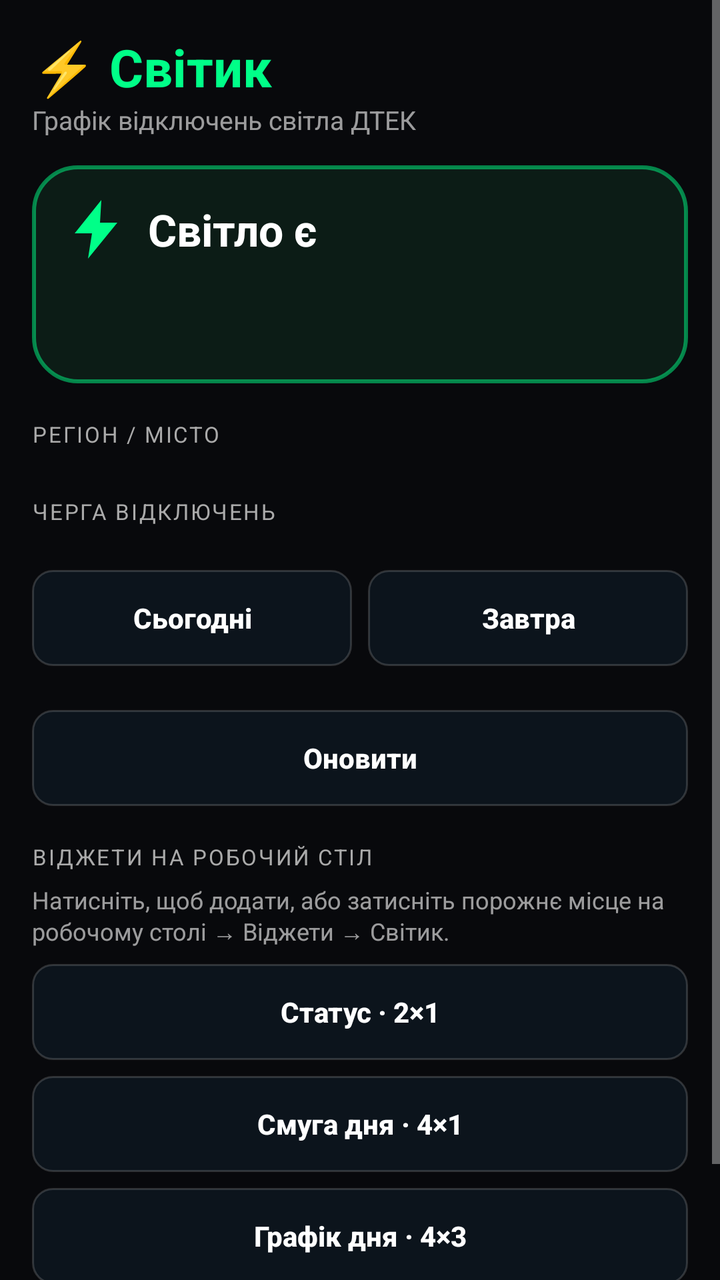
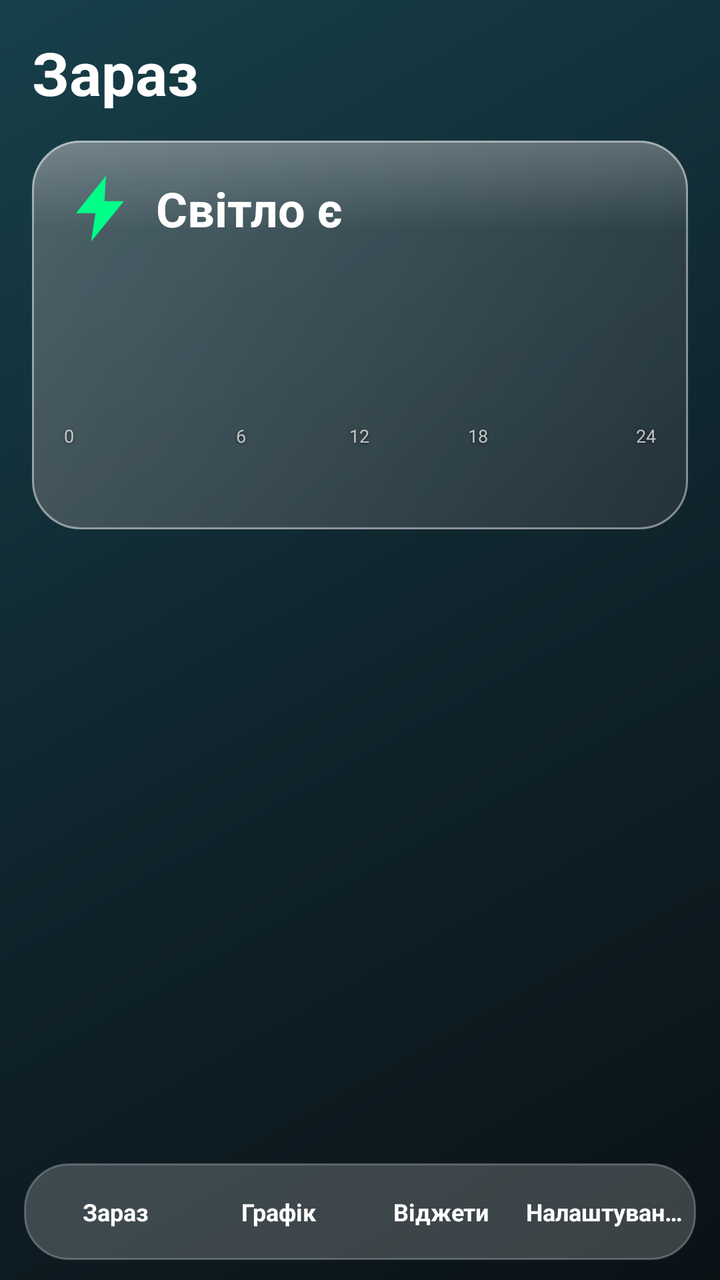

The first picture is an Android layout as it rendered before a commit; the second is the same layout after the commit. The layout source and the unified diff follow.
<!-- AndroidManifest.xml: application theme Theme.Svitik -->
<!-- res/layout/activity_main.xml -->
<?xml version="1.0" encoding="utf-8"?>
<ScrollView xmlns:android="http://schemas.android.com/apk/res/android"
    android:layout_width="match_parent"
    android:layout_height="match_parent"
    android:fillViewport="true">

    <LinearLayout
        android:layout_width="match_parent"
        android:layout_height="wrap_content"
        android:orientation="vertical"
        android:padding="16dp">

        <TextView
            android:layout_width="wrap_content"
            android:layout_height="wrap_content"
            android:text="⚡ Світик"
            android:textColor="@color/green"
            android:textSize="26sp"
            android:textStyle="bold" />

        <TextView
            android:layout_width="wrap_content"
            android:layout_height="wrap_content"
            android:layout_marginBottom="14dp"
            android:text="@string/subtitle"
            android:textColor="@color/text_dim"
            android:textSize="13sp" />

        
        <LinearLayout
            android:id="@+id/card"
            android:layout_width="match_parent"
            android:layout_height="wrap_content"
            android:background="@drawable/widget_bg_on"
            android:orientation="vertical"
            android:padding="16dp">

            <LinearLayout android:layout_width="match_parent" android:layout_height="wrap_content" android:gravity="center_vertical" android:orientation="horizontal">
                <ImageView android:id="@+id/bolt" android:layout_width="32dp" android:layout_height="32dp" android:layout_marginEnd="10dp" android:src="@drawable/ic_bolt_on" />
                <TextView android:id="@+id/status" android:layout_width="0dp" android:layout_height="wrap_content" android:layout_weight="1" android:text="@string/power_on" android:textColor="@color/text" android:textSize="22sp" android:textStyle="bold" />
                <ProgressBar android:id="@+id/progress" style="?android:attr/progressBarStyleSmall" android:layout_width="wrap_content" android:layout_height="wrap_content" android:visibility="gone" />
            </LinearLayout>

            <TextView android:id="@+id/next" android:layout_width="wrap_content" android:layout_height="wrap_content" android:layout_marginTop="6dp" android:textColor="#D9FFFFFF" android:textSize="15sp" />
            <TextView android:id="@+id/updated" android:layout_width="wrap_content" android:layout_height="wrap_content" android:layout_marginTop="4dp" android:textColor="@color/text_dim" android:textSize="11sp" />
            <TextView android:id="@+id/error" android:layout_width="wrap_content" android:layout_height="wrap_content" android:layout_marginTop="4dp" android:textColor="#FF8080" android:textSize="12sp" android:visibility="gone" />
        </LinearLayout>

        <TextView style="@style/SectionTitle" android:text="@string/region" />
        <Spinner android:id="@+id/region" android:layout_width="match_parent" android:layout_height="wrap_content" android:background="@drawable/button_bg" android:paddingHorizontal="10dp" />

        <TextView style="@style/SectionTitle" android:text="@string/group" />
        <Spinner android:id="@+id/group" android:layout_width="match_parent" android:layout_height="wrap_content" android:background="@drawable/button_bg" android:paddingHorizontal="10dp" />

        <LinearLayout android:layout_width="match_parent" android:layout_height="wrap_content" android:layout_marginTop="16dp" android:orientation="horizontal">
            <Button android:id="@+id/today" style="@style/AppButton" android:layout_width="0dp" android:layout_weight="1" android:layout_marginTop="0dp" android:layout_marginEnd="4dp" android:text="@string/today" />
            <Button android:id="@+id/tomorrow" style="@style/AppButton" android:layout_width="0dp" android:layout_weight="1" android:layout_marginTop="0dp" android:layout_marginStart="4dp" android:text="@string/tomorrow" />
        </LinearLayout>

        <TextView android:id="@+id/no_schedule" android:layout_width="match_parent" android:layout_height="wrap_content" android:gravity="center" android:padding="24dp" android:text="@string/not_published_today" android:textColor="@color/text_dim" android:textSize="14sp" android:visibility="gone" />

        <LinearLayout android:layout_width="match_parent" android:layout_height="wrap_content" android:layout_marginTop="8dp" android:orientation="horizontal">
            <LinearLayout android:id="@+id/column_left" android:layout_width="0dp" android:layout_height="wrap_content" android:layout_weight="1" android:layout_marginEnd="4dp" android:orientation="vertical" />
            <LinearLayout android:id="@+id/column_right" android:layout_width="0dp" android:layout_height="wrap_content" android:layout_weight="1" android:layout_marginStart="4dp" android:orientation="vertical" />
        </LinearLayout>

        <Button android:id="@+id/refresh" style="@style/AppButton" android:layout_marginTop="14dp" android:text="@string/refresh" />

        <TextView style="@style/SectionTitle" android:text="@string/widgets" />
        <TextView android:layout_width="wrap_content" android:layout_height="wrap_content" android:text="@string/widgets_hint" android:textColor="@color/text_dim" android:textSize="12sp" />
        <Button android:id="@+id/add_small" style="@style/AppButton" android:text="@string/add_small" />
        <Button android:id="@+id/add_strip" style="@style/AppButton" android:text="@string/add_strip" />
        <Button android:id="@+id/add_day" style="@style/AppButton" android:text="@string/add_day" />

        <TextView android:layout_width="wrap_content" android:layout_height="wrap_content" android:layout_marginTop="18dp" android:text="@string/sources" android:textColor="#66FFFFFF" android:textSize="11sp" />
    </LinearLayout>
</ScrollView>
<!-- resources referenced by this layout -->
<resources>
  <color name="text_dim">#99FFFFFF</color>
  <!-- drawable button_bg (drawable) -->
  <?xml version="1.0" encoding="utf-8"?>
  <selector xmlns:android="http://schemas.android.com/apk/res/android">
      <item android:state_selected="true">
          <shape android:shape="rectangle"><solid android:color="#FF233643" /><stroke android:width="1dp" android:color="#24FFFFFF" /><corners android:radius="10dp" /></shape>
      </item>
      <item android:state_pressed="true">
          <shape android:shape="rectangle"><solid android:color="#40FFFFFF" /><corners android:radius="10dp" /></shape>
      </item>
      <item>
          <shape android:shape="rectangle"><solid android:color="#FF0C141C" /><stroke android:width="1dp" android:color="#29FFFFFF" /><corners android:radius="10dp" /></shape>
      </item>
  </selector>
  <!-- drawable widget_bg_on (drawable) -->
  <?xml version="1.0" encoding="utf-8"?>
  <shape xmlns:android="http://schemas.android.com/apk/res/android" android:shape="rectangle">
      <solid android:color="#E60D1F18" />
      <stroke android:width="2dp" android:color="#8000FF88" />
      <corners android:radius="22dp" />
  </shape>
  <string name="not_published_today">Графік на сьогодні ще не опубліковано</string>
  <string name="subtitle">Графік відключень світла ДТЕК</string>
  <string name="widgets">Віджети на робочий стіл</string>
  <string name="widgets_hint">Натисніть, щоб додати, або затисніть порожнє місце на робочому столі → Віджети → Світик.</string>
  <style name="Theme.Svitik" parent="android:Theme.Material.NoActionBar">
          <item name="android:windowBackground">@color/bg</item>
          <item name="android:statusBarColor">@color/bg</item>
          <item name="android:navigationBarColor">@color/bg</item>
          <item name="android:colorAccent">@color/green</item>
          <item name="android:textColorPrimary">@color/text</item>
      </style>
  <color name="bg">#FF08090C</color>
  <!-- unchanged entries left out for length: 15 -->
</resources>

<!-- the commit's change to res/layout/activity_main.xml (unified diff, before → after) -->
@@ -1,77 +1,108 @@
 <?xml version="1.0" encoding="utf-8"?>
-<ScrollView xmlns:android="http://schemas.android.com/apk/res/android"
+<LinearLayout xmlns:android="http://schemas.android.com/apk/res/android"
     android:layout_width="match_parent"
     android:layout_height="match_parent"
-    android:fillViewport="true">
+    android:orientation="vertical">
+
+    <FrameLayout android:layout_width="match_parent" android:layout_height="0dp" android:layout_weight="1">
+
+        
+        <ScrollView android:id="@+id/page_now" style="@style/Page">
+            <LinearLayout style="@style/PageContent">
+                <TextView style="@style/PageTitle" android:text="@string/tab_now" />
+
+                <LinearLayout android:id="@+id/card" style="@style/Card">
+                    <LinearLayout android:layout_width="match_parent" android:layout_height="wrap_content" android:gravity="center_vertical" android:orientation="horizontal">
+                        <ImageView android:id="@+id/bolt" android:layout_width="36dp" android:layout_height="36dp" android:layout_marginEnd="10dp" android:src="@drawable/ic_bolt_on" />
+                        <TextView android:id="@+id/status" android:layout_width="0dp" android:layout_height="wrap_content" android:layout_weight="1" android:text="@string/power_on" android:textColor="@color/text" android:textSize="24sp" android:textStyle="bold" />
+                        <ProgressBar android:id="@+id/progress" style="?android:attr/progressBarStyleSmall" android:layout_width="wrap_content" android:layout_height="wrap_content" android:visibility="gone" />
+                    </LinearLayout>
+                    <TextView android:id="@+id/next" android:layout_width="wrap_content" android:layout_height="wrap_content" android:layout_marginTop="8dp" android:textColor="@color/text" android:textSize="16sp" />
+                    <TextView android:id="@+id/label" android:layout_width="wrap_content" android:layout_height="wrap_content" android:layout_marginTop="6dp" android:textColor="@color/text_dim" android:textSize="13sp" />
+                    <ImageView android:id="@+id/day_bar" android:layout_width="match_parent" android:layout_height="22dp" android:layout_marginTop="14dp" android:scaleType="fitXY" />
+                    <LinearLayout android:layout_width="match_parent" android:layout_height="wrap_content" android:orientation="horizontal">
+                        <TextView style="@style/WidgetTick" android:gravity="start" android:text="0" />
+                        <TextView style="@style/WidgetTick" android:text="6" />
+                        <TextView style="@style/WidgetTick" android:text="12" />
+                        <TextView style="@style/WidgetTick" android:text="18" />
+                        <TextView style="@style/WidgetTick" android:gravity="end" android:text="24" />
+                    </LinearLayout>
+                    <TextView android:id="@+id/updated" android:layout_width="wrap_content" android:layout_height="wrap_content" android:layout_marginTop="10dp" android:textColor="@color/text_dim" android:textSize="11sp" />
+                    <TextView android:id="@+id/error" android:layout_width="wrap_content" android:layout_height="wrap_content" android:layout_marginTop="4dp" android:textColor="#FFB0B0" android:textSize="12sp" android:visibility="gone" />
+                </LinearLayout>
+
+                <LinearLayout android:id="@+id/restricted_card" style="@style/Card" android:layout_marginTop="12dp" android:background="@drawable/widget_bg_warn" android:visibility="gone">
+                    <TextView android:layout_width="wrap_content" android:layout_height="wrap_content" android:text="@string/restricted_title" android:textColor="@color/text" android:textSize="15sp" android:textStyle="bold" />
+                    <TextView android:layout_width="wrap_content" android:layout_height="wrap_content" android:layout_marginTop="6dp" android:text="@string/restricted_text" android:textColor="@color/text" android:textSize="13sp" />
+                    <Button android:id="@+id/open_battery" style="@style/AppButton" android:text="@string/restricted_button" />
+                </LinearLayout>
+            </LinearLayout>
+        </ScrollView>
+
+        
+        <ScrollView android:id="@+id/page_schedule" style="@style/Page" android:visibility="gone">
+            <LinearLayout style="@style/PageContent">
+                <TextView style="@style/PageTitle" android:text="@string/tab_schedule" />
+                <LinearLayout android:layout_width="match_parent" android:layout_height="wrap_content" android:orientation="horizontal">
+                    <Button android:id="@+id/today" style="@style/AppButton" android:layout_width="0dp" android:layout_weight="1" android:layout_marginTop="0dp" android:layout_marginEnd="4dp" android:text="@string/today" />
+                    <Button android:id="@+id/tomorrow" style="@style/AppButton" android:layout_width="0dp" android:layout_weight="1" android:layout_marginTop="0dp" android:layout_marginStart="4dp" android:text="@string/tomorrow" />
+                </LinearLayout>
+                <TextView android:id="@+id/no_schedule" android:layout_width="match_parent" android:layout_height="wrap_content" android:gravity="center" android:padding="28dp" android:textColor="@color/text" android:textSize="15sp" android:visibility="gone" />
+                <LinearLayout android:layout_width="match_parent" android:layout_height="wrap_content" android:layout_marginTop="10dp" android:orientation="horizontal">
+                    <LinearLayout android:id="@+id/column_left" android:layout_width="0dp" android:layout_height="wrap_content" android:layout_weight="1" android:layout_marginEnd="4dp" android:orientation="vertical" />
+                    <LinearLayout android:id="@+id/column_right" android:layout_width="0dp" android:layout_height="wrap_content" android:layout_weight="1" android:layout_marginStart="4dp" android:orientation="vertical" />
+                </LinearLayout>
+            </LinearLayout>
+        </ScrollView>
+
+        
+        <ScrollView android:id="@+id/page_widgets" style="@style/Page" android:visibility="gone">
+            <LinearLayout style="@style/PageContent">
+                <TextView style="@style/PageTitle" android:text="@string/tab_widgets" />
+                <TextView android:layout_width="wrap_content" android:layout_height="wrap_content" android:layout_marginBottom="4dp" android:text="@string/widgets_hint" android:textColor="@color/text_dim" android:textSize="13sp" />
+                <LinearLayout style="@style/Card" android:layout_marginTop="10dp">
+                    <TextView android:layout_width="wrap_content" android:layout_height="wrap_content" android:text="@string/widget_small_description" android:textColor="@color/text" android:textSize="14sp" />
+                    <Button android:id="@+id/add_small" style="@style/AppButton" android:text="@string/add_small" />
+                </LinearLayout>
+                <LinearLayout style="@style/Card" android:layout_marginTop="10dp">
+                    <TextView android:layout_width="wrap_content" android:layout_height="wrap_content" android:text="@string/widget_strip_description" android:textColor="@color/text" android:textSize="14sp" />
+                    <Button android:id="@+id/add_strip" style="@style/AppButton" android:text="@string/add_strip" />
+                </LinearLayout>
+                <LinearLayout style="@style/Card" android:layout_marginTop="10dp">
+                    <TextView android:layout_width="wrap_content" android:layout_height="wrap_content" android:text="@string/widget_day_description" android:textColor="@color/text" android:textSize="14sp" />
+                    <Button android:id="@+id/add_day" style="@style/AppButton" android:text="@string/add_day" />
+                </LinearLayout>
+            </LinearLayout>
+        </ScrollView>
+
+        
+        <ScrollView android:id="@+id/page_settings" style="@style/Page" android:visibility="gone">
+            <LinearLayout style="@style/PageContent">
+                <TextView style="@style/PageTitle" android:text="@string/tab_settings" />
+                <TextView style="@style/SectionTitle" android:layout_marginTop="4dp" android:text="@string/region" />
+                <Spinner android:id="@+id/region" android:layout_width="match_parent" android:layout_height="wrap_content" android:background="@drawable/button_bg" android:paddingHorizontal="10dp" />
+                <TextView style="@style/SectionTitle" android:text="@string/group" />
+                <Spinner android:id="@+id/group" android:layout_width="match_parent" android:layout_height="wrap_content" android:background="@drawable/button_bg" android:paddingHorizontal="10dp" />
+                <Button android:id="@+id/refresh" style="@style/AppButton" android:layout_marginTop="16dp" android:text="@string/refresh" />
+                <TextView style="@style/SectionTitle" android:text="@string/background_title" />
+                <TextView android:id="@+id/background_state" android:layout_width="wrap_content" android:layout_height="wrap_content" android:textColor="@color/text" android:textSize="13sp" />
+                <Button android:id="@+id/open_battery_settings" style="@style/AppButton" android:text="@string/restricted_button" />
+                <TextView android:layout_width="wrap_content" android:layout_height="wrap_content" android:layout_marginTop="18dp" android:text="@string/sources" android:textColor="@color/text_dim" android:textSize="11sp" />
+            </LinearLayout>
+        </ScrollView>
+    </FrameLayout>
 
     <LinearLayout
         android:layout_width="match_parent"
         android:layout_height="wrap_content"
-        android:orientation="vertical"
-        android:padding="16dp">
-
-        <TextView
-            android:layout_width="wrap_content"
-            android:layout_height="wrap_content"
-            android:text="⚡ Світик"
-            android:textColor="@color/green"
-            android:textSize="26sp"
-            android:textStyle="bold" />
-
-        <TextView
-            android:layout_width="wrap_content"
-            android:layout_height="wrap_content"
-            android:layout_marginBottom="14dp"
-            android:text="@string/subtitle"
-            android:textColor="@color/text_dim"
-            android:textSize="13sp" />
-
-        
-        <LinearLayout
-            android:id="@+id/card"
-            android:layout_width="match_parent"
-            android:layout_height="wrap_content"
-            android:background="@drawable/widget_bg_on"
-            android:orientation="vertical"
-            android:padding="16dp">
-
-            <LinearLayout android:layout_width="match_parent" android:layout_height="wrap_content" android:gravity="center_vertical" android:orientation="horizontal">
-                <ImageView android:id="@+id/bolt" android:layout_width="32dp" android:layout_height="32dp" android:layout_marginEnd="10dp" android:src="@drawable/ic_bolt_on" />
-                <TextView android:id="@+id/status" android:layout_width="0dp" android:layout_height="wrap_content" android:layout_weight="1" android:text="@string/power_on" android:textColor="@color/text" android:textSize="22sp" android:textStyle="bold" />
-                <ProgressBar android:id="@+id/progress" style="?android:attr/progressBarStyleSmall" android:layout_width="wrap_content" android:layout_height="wrap_content" android:visibility="gone" />
-            </LinearLayout>
-
-            <TextView android:id="@+id/next" android:layout_width="wrap_content" android:layout_height="wrap_content" android:layout_marginTop="6dp" android:textColor="#D9FFFFFF" android:textSize="15sp" />
-            <TextView android:id="@+id/updated" android:layout_width="wrap_content" android:layout_height="wrap_content" android:layout_marginTop="4dp" android:textColor="@color/text_dim" android:textSize="11sp" />
-            <TextView android:id="@+id/error" android:layout_width="wrap_content" android:layout_height="wrap_content" android:layout_marginTop="4dp" android:textColor="#FF8080" android:textSize="12sp" android:visibility="gone" />
-        </LinearLayout>
-
-        <TextView style="@style/SectionTitle" android:text="@string/region" />
-        <Spinner android:id="@+id/region" android:layout_width="match_parent" android:layout_height="wrap_content" android:background="@drawable/button_bg" android:paddingHorizontal="10dp" />
-
-        <TextView style="@style/SectionTitle" android:text="@string/group" />
-        <Spinner android:id="@+id/group" android:layout_width="match_parent" android:layout_height="wrap_content" android:background="@drawable/button_bg" android:paddingHorizontal="10dp" />
-
-        <LinearLayout android:layout_width="match_parent" android:layout_height="wrap_content" android:layout_marginTop="16dp" android:orientation="horizontal">
-            <Button android:id="@+id/today" style="@style/AppButton" android:layout_width="0dp" android:layout_weight="1" android:layout_marginTop="0dp" android:layout_marginEnd="4dp" android:text="@string/today" />
-            <Button android:id="@+id/tomorrow" style="@style/AppButton" android:layout_width="0dp" android:layout_weight="1" android:layout_marginTop="0dp" android:layout_marginStart="4dp" android:text="@string/tomorrow" />
-        </LinearLayout>
-
-        <TextView android:id="@+id/no_schedule" android:layout_width="match_parent" android:layout_height="wrap_content" android:gravity="center" android:padding="24dp" android:text="@string/not_published_today" android:textColor="@color/text_dim" android:textSize="14sp" android:visibility="gone" />
-
-        <LinearLayout android:layout_width="match_parent" android:layout_height="wrap_content" android:layout_marginTop="8dp" android:orientation="horizontal">
-            <LinearLayout android:id="@+id/column_left" android:layout_width="0dp" android:layout_height="wrap_content" android:layout_weight="1" android:layout_marginEnd="4dp" android:orientation="vertical" />
-            <LinearLayout android:id="@+id/column_right" android:layout_width="0dp" android:layout_height="wrap_content" android:layout_weight="1" android:layout_marginStart="4dp" android:orientation="vertical" />
-        </LinearLayout>
-
-        <Button android:id="@+id/refresh" style="@style/AppButton" android:layout_marginTop="14dp" android:text="@string/refresh" />
-
-        <TextView style="@style/SectionTitle" android:text="@string/widgets" />
-        <TextView android:layout_width="wrap_content" android:layout_height="wrap_content" android:text="@string/widgets_hint" android:textColor="@color/text_dim" android:textSize="12sp" />
-        <Button android:id="@+id/add_small" style="@style/AppButton" android:text="@string/add_small" />
-        <Button android:id="@+id/add_strip" style="@style/AppButton" android:text="@string/add_strip" />
-        <Button android:id="@+id/add_day" style="@style/AppButton" android:text="@string/add_day" />
-
-        <TextView android:layout_width="wrap_content" android:layout_height="wrap_content" android:layout_marginTop="18dp" android:text="@string/sources" android:textColor="#66FFFFFF" android:textSize="11sp" />
+        android:layout_marginHorizontal="12dp"
+        android:layout_marginBottom="10dp"
+        android:background="@drawable/tab_bar_bg"
+        android:orientation="horizontal"
+        android:padding="5dp">
+        <TextView android:id="@+id/tab_now" style="@style/Tab" android:text="@string/tab_now" />
+        <TextView android:id="@+id/tab_schedule" style="@style/Tab" android:text="@string/tab_schedule" />
+        <TextView android:id="@+id/tab_widgets" style="@style/Tab" android:text="@string/tab_widgets" />
+        <TextView android:id="@+id/tab_settings" style="@style/Tab" android:text="@string/tab_settings" />
     </LinearLayout>
-</ScrollView>
+</LinearLayout>
<!-- resource entries referenced after the edit -->
@@ -1,38 +1,151 @@
 <!-- resources referenced by this layout -->
 <resources>
-  <color name="text_dim">#99FFFFFF</color>
+  <color name="text_dim">#B3FFFFFF</color>
   <!-- drawable button_bg (drawable) -->
   <?xml version="1.0" encoding="utf-8"?>
   <selector xmlns:android="http://schemas.android.com/apk/res/android">
       <item android:state_selected="true">
-          <shape android:shape="rectangle"><solid android:color="#FF233643" /><stroke android:width="1dp" android:color="#24FFFFFF" /><corners android:radius="10dp" /></shape>
+          <shape android:shape="rectangle"><solid android:color="#40FFFFFF" /><stroke android:width="1dp" android:color="#66FFFFFF" /><corners android:radius="14dp" /></shape>
       </item>
       <item android:state_pressed="true">
-          <shape android:shape="rectangle"><solid android:color="#40FFFFFF" /><corners android:radius="10dp" /></shape>
+          <shape android:shape="rectangle"><solid android:color="#40FFFFFF" /><corners android:radius="14dp" /></shape>
       </item>
       <item>
-          <shape android:shape="rectangle"><solid android:color="#FF0C141C" /><stroke android:width="1dp" android:color="#29FFFFFF" /><corners android:radius="10dp" /></shape>
+          <shape android:shape="rectangle"><solid android:color="#1AFFFFFF" /><stroke android:width="1dp" android:color="#2EFFFFFF" /><corners android:radius="14dp" /></shape>
       </item>
   </selector>
+  <!-- drawable tab_bar_bg (drawable) -->
+  <?xml version="1.0" encoding="utf-8"?>
+  <shape xmlns:android="http://schemas.android.com/apk/res/android" android:shape="rectangle">
+      <solid android:color="#33FFFFFF" />
+      <stroke android:width="1dp" android:color="#40FFFFFF" />
+      <corners android:radius="22dp" />
+  </shape>
+  <!-- drawable widget_bg_warn (drawable) -->
+  <?xml version="1.0" encoding="utf-8"?>
+  <layer-list xmlns:android="http://schemas.android.com/apk/res/android">
+      
+      <item><shape android:shape="rectangle"><solid android:color="#47121A22" /><corners android:radius="24dp" /></shape></item>
+      
+      <item><shape android:shape="rectangle">
+          <gradient android:angle="315" android:startColor="#55FF9F1A" android:endColor="#1FFF9F1A" />
+          <corners android:radius="24dp" />
+      </shape></item>
+      
+      <item android:gravity="top" android:height="44dp"><shape android:shape="rectangle">
+          <gradient android:angle="270" android:startColor="#38FFFFFF" android:endColor="#00FFFFFF" />
+          <corners android:topLeftRadius="24dp" android:topRightRadius="24dp" />
+      </shape></item>
+      
+      <item><shape android:shape="rectangle">
+          <solid android:color="#00000000" />
+          <stroke android:width="1dp" android:color="#99FFD28A" />
+          <corners android:radius="24dp" />
+      </shape></item>
+  </layer-list>
+  <string name="background_title">Робота у фоні</string>
+  <string name="restricted_button">Відкрити налаштування застосунку</string>
+  <string name="restricted_text">Для застосунку ввімкнено режим батареї «Обмежено». Android не дає йому працювати у фоні, тому статус на віджеті може запізнюватися до 30 хвилин. Щоб він оновлювався вчасно, відкрийте налаштування, далі «Використання заряду акумулятора» і оберіть «Без обмежень».</string>
+  <string name="restricted_title">Віджет оновлюється рідко</string>
+  <string name="tab_now">Зараз</string>
+  <string name="tab_schedule">Графік</string>
+  <string name="tab_settings">Налаштування</string>
+  <string name="tab_widgets">Віджети</string>
+  <string name="widget_day_description">Статус і всі 24 години, як на компʼютері</string>
+  <string name="widget_small_description">Чи є світло і коли це зміниться</string>
+  <string name="widget_strip_description">Статус і весь день однією смугою</string>
   <!-- drawable widget_bg_on (drawable) -->
   <?xml version="1.0" encoding="utf-8"?>
+  <layer-list xmlns:android="http://schemas.android.com/apk/res/android">
+      
+      <item><shape android:shape="rectangle"><solid android:color="#47121A22" /><corners android:radius="24dp" /></shape></item>
+      
+      <item><shape android:shape="rectangle">
+          <gradient android:angle="315" android:startColor="#3DFFFFFF" android:endColor="#14FFFFFF" />
+          <corners android:radius="24dp" />
+      </shape></item>
+      
+      <item android:gravity="top" android:height="44dp"><shape android:shape="rectangle">
+          <gradient android:angle="270" android:startColor="#38FFFFFF" android:endColor="#00FFFFFF" />
+          <corners android:topLeftRadius="24dp" android:topRightRadius="24dp" />
+      </shape></item>
+      
+      <item><shape android:shape="rectangle">
+          <solid android:color="#00000000" />
+          <stroke android:width="1dp" android:color="#70FFFFFF" />
+          <corners android:radius="24dp" />
+      </shape></item>
+  </layer-list>
+  <!-- drawable tab_bg (drawable) -->
+  <?xml version="1.0" encoding="utf-8"?>
+  <selector xmlns:android="http://schemas.android.com/apk/res/android">
+      <item android:state_selected="true">
+          <shape android:shape="rectangle"><solid android:color="#40FFFFFF" /><corners android:radius="17dp" /></shape>
+      </item>
+      <item><shape android:shape="rectangle"><solid android:color="#00000000" /></shape></item>
+  </selector>
+  <!-- drawable app_bg (drawable) -->
+  <?xml version="1.0" encoding="utf-8"?>
   <shape xmlns:android="http://schemas.android.com/apk/res/android" android:shape="rectangle">
-      <solid android:color="#E60D1F18" />
-      <stroke android:width="2dp" android:color="#8000FF88" />
-      <corners android:radius="22dp" />
+      <gradient android:angle="315" android:startColor="#FF17404A" android:centerColor="#FF10252E" android:endColor="#FF0A1216" />
   </shape>
-  <string name="not_published_today">Графік на сьогодні ще не опубліковано</string>
-  <string name="subtitle">Графік відключень світла ДТЕК</string>
-  <string name="widgets">Віджети на робочий стіл</string>
-  <string name="widgets_hint">Натисніть, щоб додати, або затисніть порожнє місце на робочому столі → Віджети → Світик.</string>
+  <string name="widgets_hint">Натисніть кнопку, щоб додати віджет, або затисніть порожнє місце на робочому столі → Віджети → Світик.</string>
+  <style name="Card">
+          <item name="android:layout_width">match_parent</item>
+          <item name="android:layout_height">wrap_content</item>
+          <item name="android:background">@drawable/widget_bg_on</item>
+          <item name="android:orientation">vertical</item>
+          <item name="android:padding">16dp</item>
+      </style>
+  <style name="Page">
+          <item name="android:layout_width">match_parent</item>
+          <item name="android:layout_height">match_parent</item>
+          <item name="android:fillViewport">true</item>
+      </style>
+  <style name="PageContent">
+          <item name="android:layout_width">match_parent</item>
+          <item name="android:layout_height">wrap_content</item>
+          <item name="android:orientation">vertical</item>
+          <item name="android:padding">16dp</item>
+      </style>
+  <style name="PageTitle">
+          <item name="android:layout_width">wrap_content</item>
+          <item name="android:layout_height">wrap_content</item>
+          <item name="android:layout_marginBottom">14dp</item>
+          <item name="android:textColor">@color/text</item>
+          <item name="android:textSize">30sp</item>
+          <item name="android:textStyle">bold</item>
+      </style>
+  <style name="Tab">
+          <item name="android:layout_width">0dp</item>
+          <item name="android:layout_height">wrap_content</item>
+          <item name="android:layout_weight">1</item>
+          <item name="android:background">@drawable/tab_bg</item>
+          <item name="android:gravity">center</item>
+          <item name="android:paddingVertical">11dp</item>
+          <item name="android:singleLine">true</item>
+          <item name="android:textColor">@color/text</item>
+          <item name="android:textSize">12sp</item>
+          <item name="android:textStyle">bold</item>
+      </style>
+  <style name="WidgetTick">
+          <item name="android:shadowColor">#99000000</item>
+          <item name="android:shadowRadius">3</item>
+          <item name="android:shadowDy">1</item>
+          <item name="android:layout_width">0dp</item>
+          <item name="android:layout_height">wrap_content</item>
+          <item name="android:layout_weight">1</item>
+          <item name="android:gravity">center</item>
+          <item name="android:textColor">@color/text_dim</item>
+          <item name="android:textSize">9sp</item>
+      </style>
   <style name="Theme.Svitik" parent="android:Theme.Material.NoActionBar">
-          <item name="android:windowBackground">@color/bg</item>
-          <item name="android:statusBarColor">@color/bg</item>
-          <item name="android:navigationBarColor">@color/bg</item>
+          <item name="android:windowBackground">@drawable/app_bg</item>
+          <item name="android:statusBarColor">#FF0F2A33</item>
+          <item name="android:navigationBarColor">#FF0A1216</item>
           <item name="android:colorAccent">@color/green</item>
           <item name="android:textColorPrimary">@color/text</item>
       </style>
-  <color name="bg">#FF08090C</color>
   <!-- unchanged entries left out for length: 15 -->
 </resources>
 
